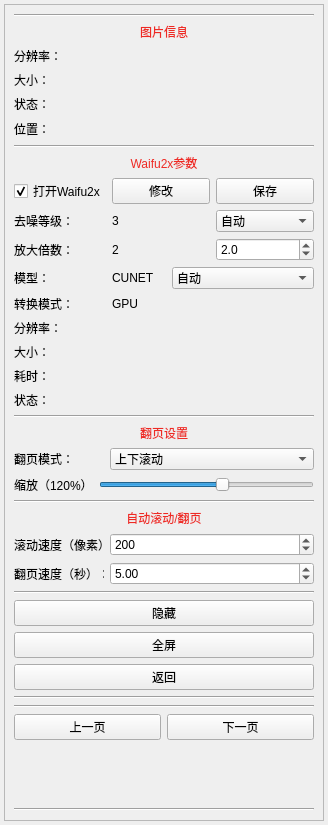
First picture: the form in ui/component/ui_read_tool.ui, repository tonquer/ehentai-qt, before the edit.
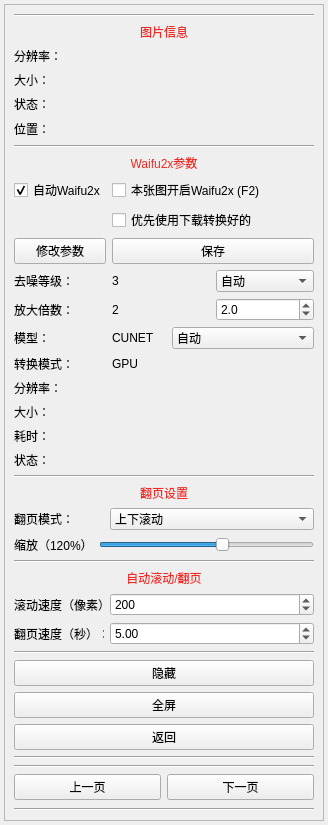
Second picture: the form after the edit. Custom widgets are drawn as their Qt base class.

The edit to the form file:
```diff
--- a/ui/component/ui_read_tool.ui
+++ b/ui/component/ui_read_tool.ui
@@ -152,14 +152,14 @@
          </item>
          <item>
           <layout class="QGridLayout" name="gridLayout">
-           <item row="5" column="0">
+           <item row="7" column="0">
             <widget class="QLabel" name="resolutionWaifu">
              <property name="text">
               <string>分辨率：</string>
              </property>
             </widget>
            </item>
-           <item row="1" column="1">
+           <item row="3" column="1">
             <layout class="QHBoxLayout" name="horizontalLayout_3">
              <item>
               <widget class="QLabel" name="noiseLabel">
@@ -199,27 +199,112 @@
              </item>
             </layout>
            </item>
-           <item row="0" column="0">
-            <widget class="QCheckBox" name="checkBox">
-             <property name="styleSheet">
-              <string notr="true"/>
+           <item row="9" column="0">
+            <widget class="QLabel" name="tickLabel">
+             <property name="text">
+              <string>耗时：</string>
              </property>
+            </widget>
+           </item>
+           <item row="3" column="0">
+            <widget class="QLabel" name="label_2">
              <property name="text">
-              <string>打开Waifu2x</string>
+              <string>去噪等级：</string>
              </property>
-             <property name="checked">
-              <bool>true</bool>
+            </widget>
+           </item>
+           <item row="9" column="1">
+            <widget class="QLabel" name="waifu2xTick">
+             <property name="text">
+              <string/>
              </property>
             </widget>
            </item>
            <item row="6" column="0">
+            <widget class="QLabel" name="label_9">
+             <property name="text">
+              <string>转换模式：</string>
+             </property>
+            </widget>
+           </item>
+           <item row="4" column="0">
+            <widget class="QLabel" name="label_3">
+             <property name="text">
+              <string>放大倍数：</string>
+             </property>
+            </widget>
+           </item>
+           <item row="5" column="1">
+            <layout class="QHBoxLayout" name="horizontalLayout_8">
+             <item>
+              <widget class="QLabel" name="modelLabel">
+               <property name="text">
+                <string>CUNET</string>
+               </property>
+              </widget>
+             </item>
+             <item>
+              <widget class="WheelComboBox" name="modelBox">
+               <item>
+                <property name="text">
+                 <string>自动</string>
+                </property>
+               </item>
+               <item>
+                <property name="text">
+                 <string>cunet</string>
+                </property>
+               </item>
+               <item>
+                <property name="text">
+                 <string>photo</string>
+                </property>
+               </item>
+               <item>
+                <property name="text">
+                 <string>anime_style_art_rgb</string>
+                </property>
+               </item>
+              </widget>
+             </item>
+            </layout>
+           </item>
+           <item row="10" column="0">
+            <widget class="QLabel" name="stateWaifu">
+             <property name="text">
+              <string>状态：</string>
+             </property>
+            </widget>
+           </item>
+           <item row="8" column="0">
             <widget class="QLabel" name="sizeWaifu">
              <property name="text">
               <string>大小：</string>
              </property>
             </widget>
            </item>
-           <item row="3" column="0">
+           <item row="1" column="1">
+            <widget class="QCheckBox" name="preDownWaifu2x">
+             <property name="text">
+              <string>优先使用下载转换好的</string>
+             </property>
+            </widget>
+           </item>
+           <item row="6" column="1">
+            <widget class="QLabel" name="gpuLabel">
+             <property name="text">
+              <string>GPU</string>
+             </property>
+            </widget>
+           </item>
+           <item row="7" column="1">
+            <widget class="QLabel" name="waifu2xRes">
+             <property name="text">
+              <string/>
+             </property>
+            </widget>
+           </item>
+           <item row="5" column="0">
             <widget class="QLabel" name="label_8">
              <property name="maximumSize">
               <size>
@@ -232,21 +317,38 @@
              </property>
             </widget>
            </item>
-           <item row="2" column="0">
-            <widget class="QLabel" name="label_3">
+           <item row="0" column="1">
+            <layout class="QHBoxLayout" name="horizontalLayout_9">
+             <item>
+              <widget class="QCheckBox" name="curWaifu2x">
+               <property name="text">
+                <string>本张图开启Waifu2x (F2)</string>
+               </property>
+              </widget>
+             </item>
+            </layout>
+           </item>
+           <item row="0" column="0">
+            <widget class="QCheckBox" name="checkBox">
+             <property name="styleSheet">
+              <string notr="true"/>
+             </property>
              <property name="text">
-              <string>放大倍数：</string>
+              <string>自动Waifu2x</string>
              </property>
+             <property name="checked">
+              <bool>true</bool>
+             </property>
             </widget>
            </item>
-           <item row="8" column="0">
-            <widget class="QLabel" name="stateWaifu">
+           <item row="10" column="1">
+            <widget class="QLabel" name="waifu2xStatus">
              <property name="text">
-              <string>状态：</string>
+              <string/>
              </property>
             </widget>
            </item>
-           <item row="2" column="1">
+           <item row="4" column="1">
             <layout class="QHBoxLayout" name="horizontalLayout_6">
              <item>
               <widget class="QLabel" name="scaleLabel">
@@ -273,114 +375,26 @@
              </item>
             </layout>
            </item>
-           <item row="1" column="0">
-            <widget class="QLabel" name="label_2">
-             <property name="text">
-              <string>去噪等级：</string>
-             </property>
-            </widget>
-           </item>
-           <item row="7" column="0">
-            <widget class="QLabel" name="tickLabel">
-             <property name="text">
-              <string>耗时：</string>
-             </property>
-            </widget>
-           </item>
-           <item row="4" column="0">
-            <widget class="QLabel" name="label_9">
-             <property name="text">
-              <string>转换模式：</string>
-             </property>
-            </widget>
-           </item>
-           <item row="3" column="1">
-            <layout class="QHBoxLayout" name="horizontalLayout_8">
-             <item>
-              <widget class="QLabel" name="modelLabel">
-               <property name="text">
-                <string>CUNET</string>
-               </property>
-              </widget>
-             </item>
-             <item>
-              <widget class="WheelComboBox" name="modelBox">
-               <item>
-                <property name="text">
-                 <string>自动</string>
-                </property>
-               </item>
-               <item>
-                <property name="text">
-                 <string>cunet</string>
-                </property>
-               </item>
-               <item>
-                <property name="text">
-                 <string>photo</string>
-                </property>
-               </item>
-               <item>
-                <property name="text">
-                 <string>anime_style_art_rgb</string>
-                </property>
-               </item>
-              </widget>
-             </item>
-            </layout>
-           </item>
-           <item row="4" column="1">
-            <widget class="QLabel" name="gpuLabel">
-             <property name="text">
-              <string>GPU</string>
-             </property>
-            </widget>
-           </item>
-           <item row="5" column="1">
-            <widget class="QLabel" name="waifu2xRes">
-             <property name="text">
-              <string/>
-             </property>
-            </widget>
-           </item>
-           <item row="6" column="1">
-            <widget class="QLabel" name="waifu2xSize">
-             <property name="text">
-              <string/>
-             </property>
-            </widget>
-           </item>
-           <item row="7" column="1">
-            <widget class="QLabel" name="waifu2xTick">
-             <property name="text">
-              <string/>
-             </property>
-            </widget>
-           </item>
            <item row="8" column="1">
-            <widget class="QLabel" name="waifu2xStatus">
+            <widget class="QLabel" name="waifu2xSize">
              <property name="text">
               <string/>
              </property>
             </widget>
            </item>
-           <item row="0" column="1">
-            <layout class="QHBoxLayout" name="horizontalLayout_9">
-             <item>
-              <widget class="QPushButton" name="waifu2xSave">
-               <property name="text">
-                <string>修改</string>
-               </property>
-              </widget>
-             </item>
-             <item>
-              <widget class="QPushButton" name="waifu2xCancle">
-               <property name="text">
-                <string>保存</string>
-               </property>
-              </widget>
-             </item>
-            </layout>
+           <item row="2" column="0">
+            <widget class="QPushButton" name="waifu2xSave">
+             <property name="text">
+              <string>修改参数</string>
+             </property>
+            </widget>
+           </item>
+           <item row="2" column="1">
+            <widget class="QPushButton" name="waifu2xCancle">
+             <property name="text">
+              <string>保存</string>
+             </property>
+            </widget>
            </item>
           </layout>
          </item>
```
